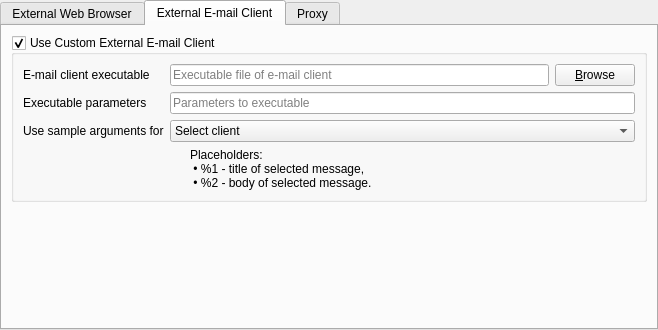
martinrotter/textosaurus, file src/libtextosaurus/saurus/gui/settings/settingsbrowsermail.ui: the form before one commit.
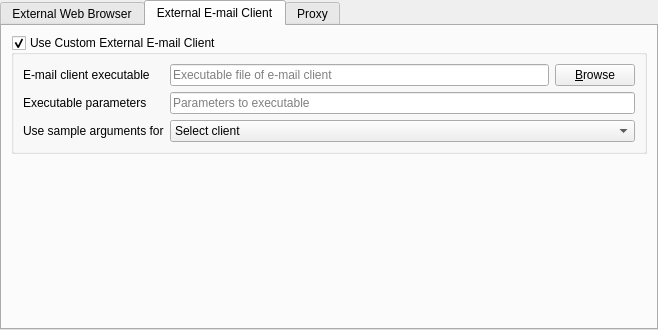
The form after the commit. The open tabs and pages were chosen to show the change.

Commit message: Remove useless label.

Patch:
```diff
--- a/src/libtextosaurus/saurus/gui/settings/settingsbrowsermail.ui
+++ b/src/libtextosaurus/saurus/gui/settings/settingsbrowsermail.ui
@@ -205,18 +205,6 @@
             </item>
            </widget>
           </item>
-          <item row="3" column="1">
-           <widget class="QLabel" name="m_lblExternalEmailInfo">
-            <property name="text">
-             <string>Placeholders:
- • %1 - title of selected message,
- • %2 - body of selected message.</string>
-            </property>
-            <property name="indent">
-             <number>20</number>
-            </property>
-           </widget>
-          </item>
          </layout>
         </widget>
        </item>
```
The commit also changes 2 other files.
